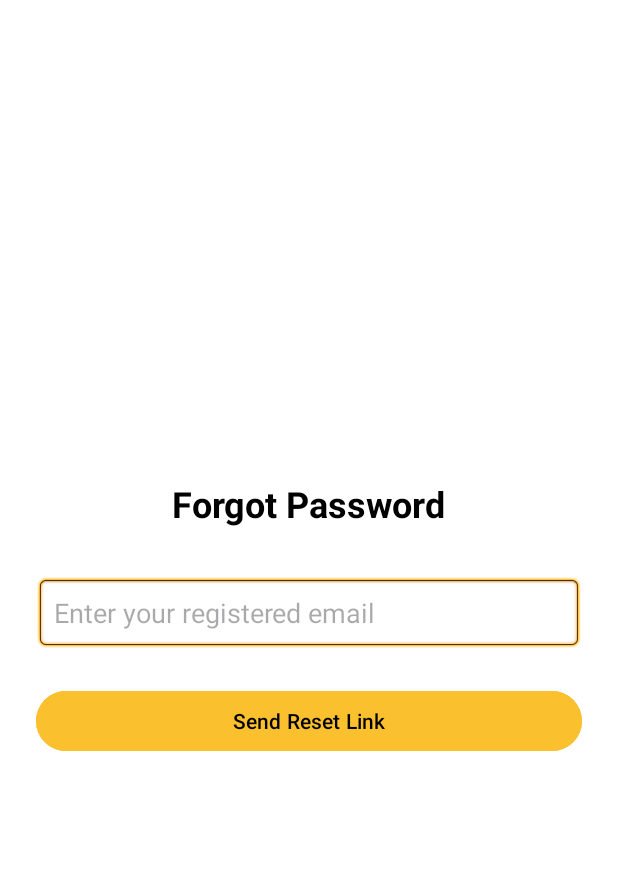
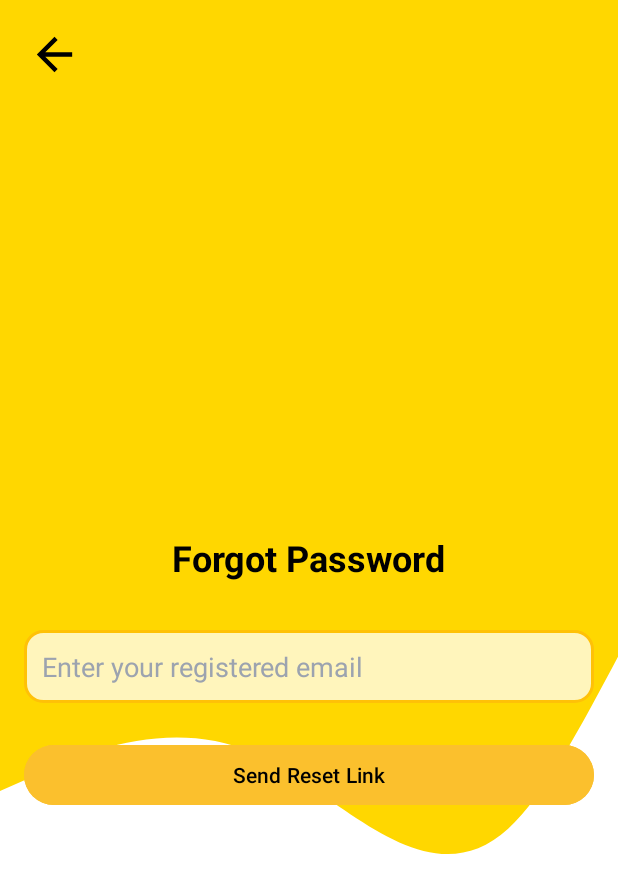
Before and after one commit to kavizzz03/Hire_Us_App, an Android app: the ForgotPasswordActivity screen opened directly, with no data from a screen before it, on a phone screen of 412 x 824 dp. Shown: the top 893 px of the screen. Run offline under Robolectric (Android 15) with nearby library versions, the phone set to English and light mode, and no system bars; our stand-ins replace Volley; network calls fail.

Commit message:
Update activity_forgot_password.xml and ForgotPasswordActivity.java

```diff
--- a/app/src/main/java/com/example/hire_me_test/view/actvities/ForgotPasswordActivity.java
+++ b/app/src/main/java/com/example/hire_me_test/view/actvities/ForgotPasswordActivity.java
@@ -18,6 +18,7 @@ public class ForgotPasswordActivity extends AppCompatActivity {
     EditText emailInput;
     Button sendEmailBtn;
     ProgressDialog progressDialog;
+    ImageView btnBack;
 
     String URL = "https://hireme.cpsharetxt.com/forgot_password.php"; // Replace with your real PHP URL
 
@@ -28,6 +29,9 @@ public class ForgotPasswordActivity extends AppCompatActivity {
 
         emailInput = findViewById(com.example.hire_me_test.R.id.emailInput);
         sendEmailBtn = findViewById(R.id.sendEmailBtn);
+        btnBack = findViewById(R.id.btnBack);
+        btnBack.setOnClickListener(v -> finish());
+
         progressDialog = new ProgressDialog(this);
         progressDialog.setMessage("Please wait...");
 
--- a/app/src/main/res/layout/activity_forgot_password.xml
+++ b/app/src/main/res/layout/activity_forgot_password.xml
@@ -1,12 +1,38 @@
 <?xml version="1.0" encoding="utf-8"?>
-<LinearLayout
-    xmlns:android="http://schemas.android.com/apk/res/android"
+<LinearLayout xmlns:android="http://schemas.android.com/apk/res/android"
     android:layout_width="match_parent"
     android:layout_height="match_parent"
-    android:padding="24dp"
+    xmlns:app="http://schemas.android.com/apk/res-auto"
     android:orientation="vertical"
     android:gravity="center"
-    android:background="#FFFFFF">
+    android:background="@drawable/wave">
+
+    <androidx.constraintlayout.widget.ConstraintLayout
+        android:id="@+id/header"
+        android:layout_width="match_parent"
+        android:layout_height="wrap_content"
+        android:padding="16dp">
+
+        <ImageButton
+            android:id="@+id/btnBack"
+            android:layout_width="40dp"
+            android:layout_height="40dp"
+            android:background="?attr/selectableItemBackgroundBorderless"
+            android:src="@drawable/outline_arrow_back_24"
+            app:tint="#000000"
+            app:layout_constraintStart_toStartOf="parent"
+            app:layout_constraintTop_toTopOf="parent"
+            app:layout_constraintBottom_toBottomOf="parent" />
+
+    </androidx.constraintlayout.widget.ConstraintLayout>
+
+    <LinearLayout
+        android:layout_width="match_parent"
+        android:layout_height="0dp"
+        android:layout_weight="1"
+        android:gravity="center"
+        android:orientation="vertical"
+        android:padding="16dp">
 
     <TextView
         android:layout_width="wrap_content"
@@ -24,8 +50,9 @@
         android:hint="Enter your registered email"
         android:inputType="textEmailAddress"
         android:padding="12dp"
-        android:background="@android:drawable/editbox_background"
-        android:textColor="#000" />
+        android:background="@drawable/bg_input"
+        android:textColor="@color/onSurface_47"
+        android:textColorHint="@color/hint_47"/>
 
     <Button
         android:id="@+id/sendEmailBtn"
@@ -35,5 +62,6 @@
         android:layout_marginTop="24dp"
         android:backgroundTint="#FBC02D"
         android:textColor="#000" />
+    </LinearLayout>
 
 </LinearLayout>
```
